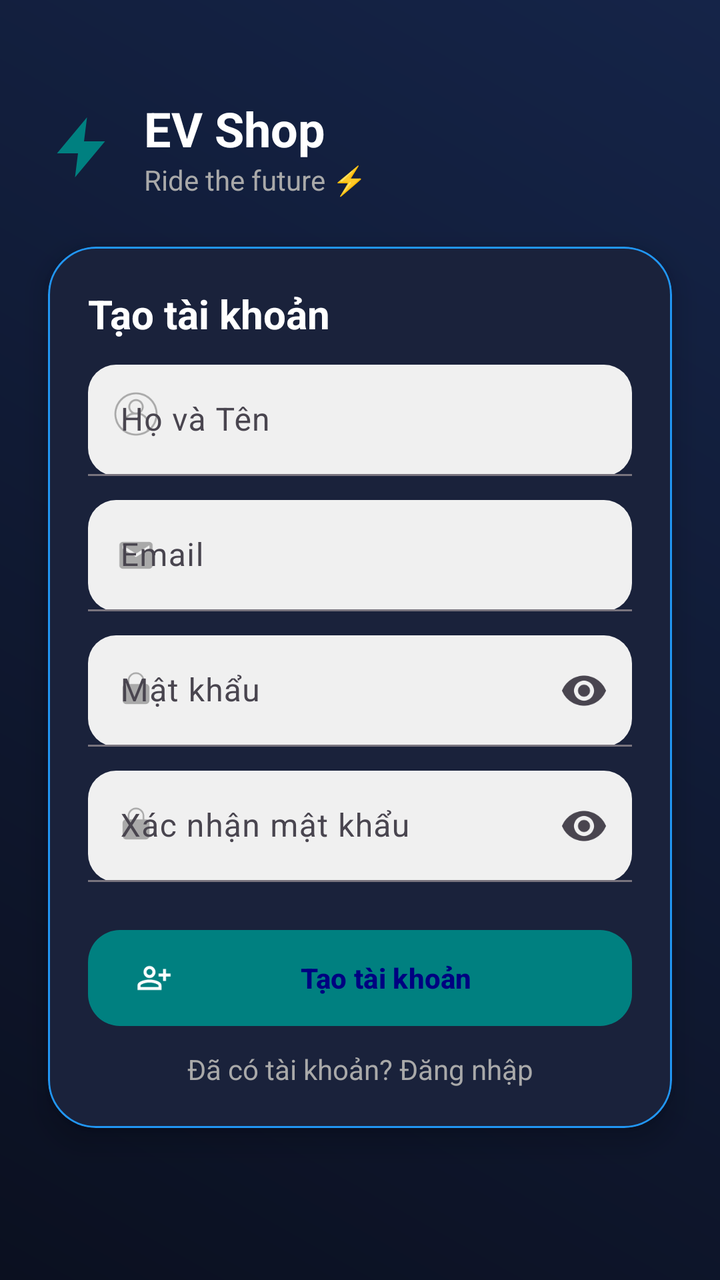
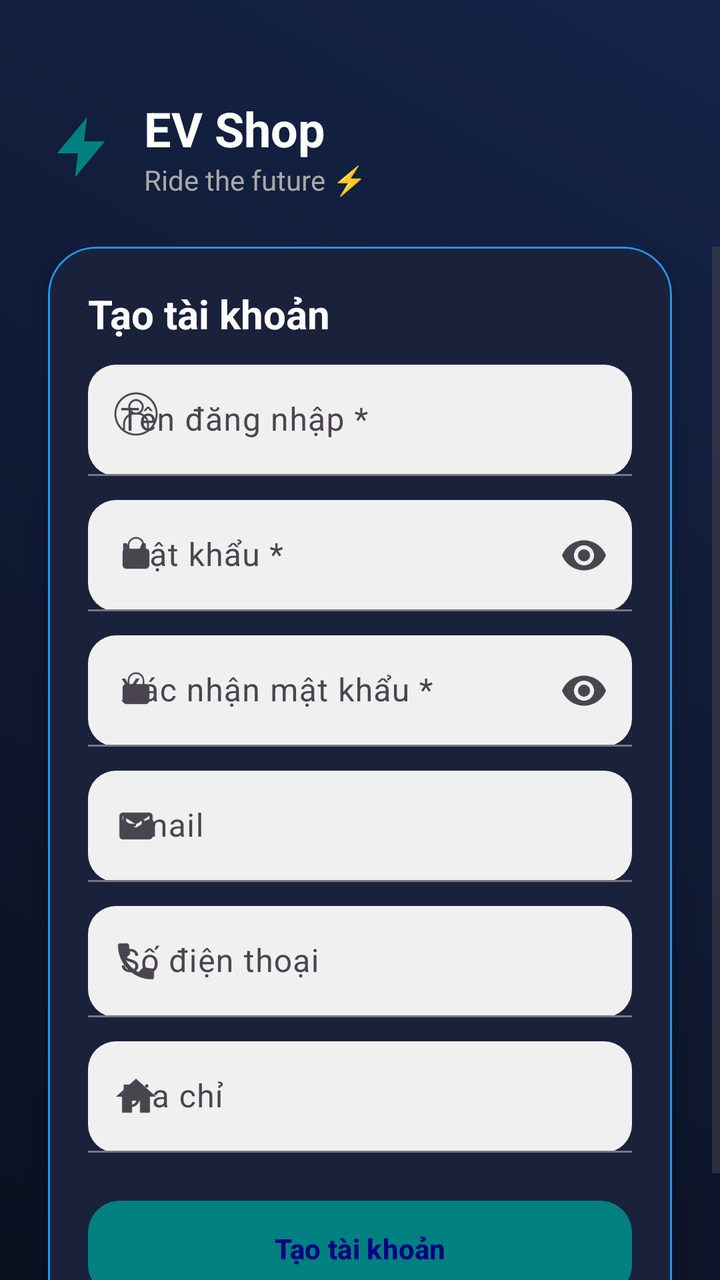

The first picture is an Android layout as it rendered before a commit; the second is the same layout after the commit. The layout source and the unified diff follow.
<!-- AndroidManifest.xml: application theme Theme.Material3.DayNight.NoActionBar -->
<!-- res/layout/fragment_register.xml -->
<?xml version="1.0" encoding="utf-8"?>
<androidx.constraintlayout.widget.ConstraintLayout
    xmlns:android="http://schemas.android.com/apk/res/android"
    xmlns:app="http://schemas.android.com/apk/res-auto"    xmlns:tools="http://schemas.android.com/tools"
    android:id="@+id/root"
    android:layout_width="match_parent"
    android:layout_height="match_parent"
    android:background="@drawable/ev_bg"
    android:fitsSystemWindows="true"
    android:animateLayoutChanges="true"
    tools:context=".ui.auth.RegisterFragment">

    
    <LinearLayout
        android:id="@+id/header"
        android:layout_width="0dp"
        android:layout_height="wrap_content"
        android:orientation="horizontal"
        android:gravity="center_vertical"
        android:paddingStart="24dp"
        android:paddingEnd="24dp"
        android:paddingTop="48dp"
        app:layout_constraintTop_toTopOf="parent"
        app:layout_constraintStart_toStartOf="parent"
        app:layout_constraintEnd_toEndOf="parent">

        <ImageView
            android:layout_width="36dp"
            android:layout_height="36dp"
            android:src="@drawable/ic_bolt"
            android:contentDescription="@string/app_name"
            app:tint="@color/ev_teal"/>

        <LinearLayout
            android:layout_width="0dp"
            android:layout_height="wrap_content"
            android:layout_weight="1"
            android:orientation="vertical"
            android:paddingStart="12dp">

            <TextView
                android:layout_width="wrap_content"
                android:layout_height="wrap_content"
                android:text="EV Shop"
                android:textSize="24sp"
                android:textStyle="bold"
                android:textColor="@color/ev_white"/>

            <TextView
                android:layout_width="wrap_content"
                android:layout_height="wrap_content"
                android:text="Ride the future ⚡"
                android:textSize="14sp"
                android:textColor="@color/ev_hint"/>
        </LinearLayout>
    </LinearLayout>

    
    <com.google.android.material.card.MaterialCardView
        android:id="@+id/card"
        android:layout_width="0dp"
        android:layout_height="wrap_content"
        android:layout_margin="24dp"
        app:cardBackgroundColor="#1A223B"
        app:cardCornerRadius="24dp"
        app:cardElevation="8dp"
        app:strokeColor="@color/ev_blue"
        app:strokeWidth="1dp"
        app:layout_constraintTop_toBottomOf="@+id/header"
        app:layout_constraintStart_toStartOf="parent"
        app:layout_constraintEnd_toEndOf="parent">

        <LinearLayout
            android:layout_width="match_parent"
            android:layout_height="wrap_content"
            android:orientation="vertical"
            android:padding="20dp">

            <TextView
                android:layout_width="wrap_content"
                android:layout_height="wrap_content"
                android:text="Tạo tài khoản"
                android:textColor="@color/ev_white"
                android:textStyle="bold"
                android:textSize="20sp"
                android:paddingBottom="12dp"/>

            
            <com.google.android.material.textfield.TextInputLayout
                android:id="@+id/tilFullName"
                style="@style/Widget.EV.TextField"
                android:layout_width="match_parent"
                android:layout_height="wrap_content"
                app:startIconDrawable="@drawable/ic_round_person_24"
                app:startIconTint="@color/ev_hint"
                android:hint="Họ và Tên">

                <com.google.android.material.textfield.TextInputEditText
                    android:id="@+id/etFullName"
                    android:layout_width="match_parent"
                    android:layout_height="wrap_content"
                    android:textColor="@color/black"
                    android:inputType="textPersonName|textCapWords"
                    android:imeOptions="actionNext"/>
            </com.google.android.material.textfield.TextInputLayout>

            
            <com.google.android.material.textfield.TextInputLayout
                android:id="@+id/tilEmail"
                style="@style/Widget.EV.TextField"
                android:layout_width="match_parent"
                android:layout_height="wrap_content"
                android:layout_marginTop="12dp"
                app:startIconDrawable="@drawable/ic_mail"
                app:startIconTint="@color/ev_hint"
                android:hint="Email">

                <com.google.android.material.textfield.TextInputEditText
                    android:id="@+id/etEmail"
                    android:layout_width="match_parent"
                    android:layout_height="wrap_content"
                    android:textColor="@color/black"
                    android:inputType="textEmailAddress"
                    android:imeOptions="actionNext"/>
            </com.google.android.material.textfield.TextInputLayout>

            
            <com.google.android.material.textfield.TextInputLayout
                android:id="@+id/tilPassword"
                style="@style/Widget.EV.TextField"
                android:layout_width="match_parent"
                android:layout_height="wrap_content"
                android:layout_marginTop="12dp"
                app:startIconDrawable="@drawable/ic_lock"
                app:startIconTint="@color/ev_hint"
                app:endIconMode="password_toggle"
                android:hint="Mật khẩu">

                <com.google.android.material.textfield.TextInputEditText
                    android:id="@+id/etPassword"
                    android:layout_width="match_parent"
                    android:layout_height="wrap_content"
                    android:textColor="@color/black"
                    android:inputType="textPassword"
                    android:imeOptions="actionNext"/>
            </com.google.android.material.textfield.TextInputLayout>

            
            <com.google.android.material.textfield.TextInputLayout
                android:id="@+id/tilConfirmPassword"
                style="@style/Widget.EV.TextField"
                android:layout_width="match_parent"
                android:layout_height="wrap_content"
                android:layout_marginTop="12dp"
                app:startIconDrawable="@drawable/ic_lock"
                app:startIconTint="@color/ev_hint"
                app:endIconMode="password_toggle"
                android:hint="Xác nhận mật khẩu">

                <com.google.android.material.textfield.TextInputEditText
                    android:id="@+id/etConfirmPassword"
                    android:layout_width="match_parent"
                    android:layout_height="wrap_content"
                    android:textColor="@color/black"
                    android:inputType="textPassword"
                    android:imeOptions="actionDone"/>
            </com.google.android.material.textfield.TextInputLayout>

            
            <com.google.android.material.button.MaterialButton
                android:id="@+id/btnRegister"
                style="@style/Widget.EV.PrimaryButton"
                android:layout_width="match_parent"
                android:layout_height="wrap_content"
                android:text="Tạo tài khoản"
                android:layout_marginTop="24dp"
                app:icon="@drawable/ic_person_add"
                app:iconSize="18dp"
                app:iconPadding="8dp"/>

            
            <TextView
                android:id="@+id/tvGoToLogin"
                android:layout_width="match_parent"
                android:layout_height="wrap_content"
                android:text="Đã có tài khoản? Đăng nhập"
                android:textColor="@color/ev_hint"
                android:gravity="center"
                android:paddingTop="12dp"/>
        </LinearLayout>
    </com.google.android.material.card.MaterialCardView>

    
    <com.google.android.material.progressindicator.CircularProgressIndicator
        android:id="@+id/loading"
        android:layout_width="48dp"
        android:layout_height="48dp"
        android:visibility="gone"
        app:indicatorSize="48dp"
        app:indicatorInset="0dp"
        app:indicatorColor="@color/ev_teal"
        app:layout_constraintTop_toTopOf="parent"
        app:layout_constraintBottom_toBottomOf="parent"
        app:layout_constraintStart_toStartOf="parent"
        app:layout_constraintEnd_toEndOf="parent"/>
</androidx.constraintlayout.widget.ConstraintLayout>
<!-- resources referenced by this layout -->
<resources>
  <color name="black">#FF000000</color>
  <color name="ev_blue">#FF2196F3</color>
  <color name="ev_hint">#A9A9A9</color>
  <color name="ev_teal">#008080</color>
  <color name="ev_white">#FFFFFFFF</color>
  <!-- drawable ev_bg (drawable) -->
  <?xml version="1.0" encoding="utf-8"?>
  
  <shape xmlns:android="http://schemas.android.com/apk/res/android"
      android:shape="rectangle">
  <gradient
      android:type="linear" android:angle="45"
      android:startColor="#0B1020" android:centerColor="#101A34" android:endColor="#152448"/>
  </shape>
  <!-- drawable ic_bolt (drawable) -->
  <?xml version="1.0" encoding="utf-8"?>
  
  <vector xmlns:android="http://schemas.android.com/apk/res/android"
      android:width="28dp" android:height="28dp" android:viewportWidth="24" android:viewportHeight="24">
      <path android:fillColor="@color/ev_teal"
          android:pathData="M13,2L3,14h7l-1,8 10,-12h-7l1,-8z"/>
  </vector>
  <!-- drawable ic_lock (drawable) -->
  <?xml version="1.0" encoding="utf-8"?>
  
  <vector xmlns:android="http://schemas.android.com/apk/res/android"
      android:width="20dp" android:height="20dp" android:viewportWidth="24" android:viewportHeight="24">
      <path android:fillColor="@color/ev_hint"
          android:pathData="M12,17a2,2 0 0 0 2,-2 2,2 0 0 0 -2,-2 2,2 0 0 0 -2,2 2,2 0 0 0 2,2zM18,8h-1V6a5,5 0 0 0 -10,0v2H6a2,2 0 0 0 -2,2v8a2,2 0 0 0 2,2h12a2,2 0 0 0 2,-2v-8a2,2 0 0 0 -2,-2zM8,6a4,4 0 0 1 8,0v2H8V6z"/>
  </vector>
  <!-- drawable ic_mail (drawable) -->
  <?xml version="1.0" encoding="utf-8"?>
  
  <vector xmlns:android="http://schemas.android.com/apk/res/android"
      android:width="20dp" android:height="20dp" android:viewportWidth="24" android:viewportHeight="24">
      <path android:fillColor="@color/ev_hint"
          android:pathData="M20,4H4c-1.1,0 -2,0.9 -2,2v12c0,1.1 0.9,2 2,2h16c1.1,0 2,-0.9 2,-2V6c0,-1.1 -0.9,-2 -2,-2zM20,8l-8,5 -8,-5V6l8,5 8,-5v2z"/>
  </vector>
  <!-- drawable ic_person_add (drawable) -->
  <vector xmlns:android="http://schemas.android.com/apk/res/android"
      android:width="24dp"
      android:height="24dp"
      android:viewportWidth="960"
      android:viewportHeight="960">
    <path
        android:pathData="M720,560v-120L600,440v-80h120v-120h80v120h120v80L800,440v120h-80ZM360,480q-66,0 -113,-47t-47,-113q0,-66 47,-113t113,-47q66,0 113,47t47,113q0,66 -47,113t-113,47ZM40,800v-112q0,-34 17.5,-62.5T104,582q62,-31 126,-46.5T360,520q66,0 130,15.5T616,582q29,15 46.5,43.5T680,688v112L40,800ZM120,720h480v-32q0,-11 -5.5,-20T580,654q-54,-27 -109,-40.5T360,600q-56,0 -111,13.5T140,654q-9,5 -14.5,14t-5.5,20v32ZM360,400q33,0 56.5,-23.5T440,320q0,-33 -23.5,-56.5T360,240q-33,0 -56.5,23.5T280,320q0,33 23.5,56.5T360,400ZM360,320ZM360,720Z"
        android:fillColor="#1f1f1f"/>
  </vector>
  <string name="app_name">EVShop</string>
  <style name="Widget.EV.PrimaryButton" parent="Widget.Material3.Button">
          <item name="android:layout_height">56dp</item>
          <item name="android:insetTop">0dp</item>
          <item name="android:insetBottom">0dp</item>
          <item name="cornerRadius">16dp</item>
          <item name="backgroundTint">@color/ev_teal</item>
          <item name="android:textStyle">bold</item>
          <item name="android:textAllCaps">false</item>
          <item name="android:textColor">@color/ev_navy</item>
      </style>
  <style name="Widget.EV.TextField" parent="Widget.Material3.TextInputLayout.FilledBox">
          <item name="boxBackgroundColor">@color/ev_field_bg</item>
          <item name="boxCornerRadiusTopStart">14dp</item>
          <item name="boxCornerRadiusTopEnd">14dp</item>
          <item name="boxCornerRadiusBottomStart">14dp</item>
          <item name="boxCornerRadiusBottomEnd">14dp</item>
          <item name="hintTextAppearance">@color/ev_hint</item>
      </style>
  <color name="ev_navy">#000080</color>
  <color name="ev_field_bg">#F0F0F0</color>
  <!-- unchanged entries left out for length: 1 -->
</resources>

<!-- the commit's change to res/layout/fragment_register.xml (unified diff, before → after) -->
@@ -1,16 +1,15 @@
 <?xml version="1.0" encoding="utf-8"?>
 <androidx.constraintlayout.widget.ConstraintLayout
     xmlns:android="http://schemas.android.com/apk/res/android"
-    xmlns:app="http://schemas.android.com/apk/res-auto"    xmlns:tools="http://schemas.android.com/tools"
+    xmlns:app="http://schemas.android.com/apk/res-auto"
+    xmlns:tools="http://schemas.android.com/tools"
     android:id="@+id/root"
     android:layout_width="match_parent"
     android:layout_height="match_parent"
     android:background="@drawable/ev_bg"
     android:fitsSystemWindows="true"
-    android:animateLayoutChanges="true"
     tools:context=".ui.auth.RegisterFragment">
 
-    
     <LinearLayout
         android:id="@+id/header"
         android:layout_width="0dp"
@@ -55,142 +54,178 @@
         </LinearLayout>
     </LinearLayout>
 
-    
-    <com.google.android.material.card.MaterialCardView
-        android:id="@+id/card"
+    <ScrollView
         android:layout_width="0dp"
-        android:layout_height="wrap_content"
-        android:layout_margin="24dp"
-        app:cardBackgroundColor="#1A223B"
-        app:cardCornerRadius="24dp"
-        app:cardElevation="8dp"
-        app:strokeColor="@color/ev_blue"
-        app:strokeWidth="1dp"
+        android:layout_height="0dp"
+        android:layout_marginTop="24dp"
         app:layout_constraintTop_toBottomOf="@+id/header"
         app:layout_constraintStart_toStartOf="parent"
-        app:layout_constraintEnd_toEndOf="parent">
-
-        <LinearLayout
+        app:layout_constraintEnd_toEndOf="parent"
+        app:layout_constraintBottom_toBottomOf="parent">
+
+        <com.google.android.material.card.MaterialCardView
+            android:id="@+id/card"
             android:layout_width="match_parent"
             android:layout_height="wrap_content"
-            android:orientation="vertical"
-            android:padding="20dp">
-
-            <TextView
-                android:layout_width="wrap_content"
-                android:layout_height="wrap_content"
-                android:text="Tạo tài khoản"
-                android:textColor="@color/ev_white"
-                android:textStyle="bold"
-                android:textSize="20sp"
-                android:paddingBottom="12dp"/>
-
-            
-            <com.google.android.material.textfield.TextInputLayout
-                android:id="@+id/tilFullName"
-                style="@style/Widget.EV.TextField"
+            android:layout_marginStart="24dp"
+            android:layout_marginEnd="24dp"
+            android:layout_marginBottom="24dp"
+            app:cardBackgroundColor="#1A223B"
+            app:cardCornerRadius="24dp"
+            app:cardElevation="8dp"
+            app:strokeColor="@color/ev_blue"
+            app:strokeWidth="1dp">
+
+            <LinearLayout
                 android:layout_width="match_parent"
                 android:layout_height="wrap_content"
-                app:startIconDrawable="@drawable/ic_round_person_24"
-                app:startIconTint="@color/ev_hint"
-                android:hint="Họ và Tên">
-
-                <com.google.android.material.textfield.TextInputEditText
-                    android:id="@+id/etFullName"
-                    android:layout_width="match_parent"
-                    android:layout_height="wrap_content"
-                    android:textColor="@color/black"
-                    android:inputType="textPersonName|textCapWords"
-                    android:imeOptions="actionNext"/>
-            </com.google.android.material.textfield.TextInputLayout>
-
-            
-            <com.google.android.material.textfield.TextInputLayout
-                android:id="@+id/tilEmail"
-                style="@style/Widget.EV.TextField"
-                android:layout_width="match_parent"
-                android:layout_height="wrap_content"
-                android:layout_marginTop="12dp"
-                app:startIconDrawable="@drawable/ic_mail"
-                app:startIconTint="@color/ev_hint"
-                android:hint="Email">
-
-                <com.google.android.material.textfield.TextInputEditText
-                    android:id="@+id/etEmail"
-                    android:layout_width="match_parent"
-                    android:layout_height="wrap_content"
-                    android:textColor="@color/black"
-                    android:inputType="textEmailAddress"
-                    android:imeOptions="actionNext"/>
-            </com.google.android.material.textfield.TextInputLayout>
-
-            
-            <com.google.android.material.textfield.TextInputLayout
-                android:id="@+id/tilPassword"
-                style="@style/Widget.EV.TextField"
-                android:layout_width="match_parent"
-                android:layout_height="wrap_content"
-                android:layout_marginTop="12dp"
-                app:startIconDrawable="@drawable/ic_lock"
-                app:startIconTint="@color/ev_hint"
-                app:endIconMode="password_toggle"
-                android:hint="Mật khẩu">
-
-                <com.google.android.material.textfield.TextInputEditText
-                    android:id="@+id/etPassword"
-                    android:layout_width="match_parent"
-                    android:layout_height="wrap_content"
-                    android:textColor="@color/black"
-                    android:inputType="textPassword"
-                    android:imeOptions="actionNext"/>
-            </com.google.android.material.textfield.TextInputLayout>
-
-            
-            <com.google.android.material.textfield.TextInputLayout
-                android:id="@+id/tilConfirmPassword"
-                style="@style/Widget.EV.TextField"
-                android:layout_width="match_parent"
-                android:layout_height="wrap_content"
-                android:layout_marginTop="12dp"
-                app:startIconDrawable="@drawable/ic_lock"
-                app:startIconTint="@color/ev_hint"
-                app:endIconMode="password_toggle"
-                android:hint="Xác nhận mật khẩu">
-
-                <com.google.android.material.textfield.TextInputEditText
-                    android:id="@+id/etConfirmPassword"
-                    android:layout_width="match_parent"
-                    android:layout_height="wrap_content"
-                    android:textColor="@color/black"
-                    android:inputType="textPassword"
-                    android:imeOptions="actionDone"/>
-            </com.google.android.material.textfield.TextInputLayout>
-
-            
-            <com.google.android.material.button.MaterialButton
-                android:id="@+id/btnRegister"
-                style="@style/Widget.EV.PrimaryButton"
-                android:layout_width="match_parent"
-                android:layout_height="wrap_content"
-                android:text="Tạo tài khoản"
-                android:layout_marginTop="24dp"
-                app:icon="@drawable/ic_person_add"
-                app:iconSize="18dp"
-                app:iconPadding="8dp"/>
-
-            
-            <TextView
-                android:id="@+id/tvGoToLogin"
-                android:layout_width="match_parent"
-                android:layout_height="wrap_content"
-                android:text="Đã có tài khoản? Đăng nhập"
-                android:textColor="@color/ev_hint"
-                android:gravity="center"
-                android:paddingTop="12dp"/>
-        </LinearLayout>
-    </com.google.android.material.card.MaterialCardView>
-
-    
+                android:orientation="vertical"
+                android:padding="20dp">
+
+                <TextView
+                    android:layout_width="wrap_content"
+                    android:layout_height="wrap_content"
+                    android:text="Tạo tài khoản"
+                    android:textColor="@color/ev_white"
+                    android:textStyle="bold"
+                    android:textSize="20sp"
+                    android:paddingBottom="12dp"/>
+
+                
+                <com.google.android.material.textfield.TextInputLayout
+                    android:id="@+id/tilUsername"
+                    style="@style/Widget.EV.TextField"
+                    android:layout_width="match_parent"
+                    android:layout_height="wrap_content"
+                    app:startIconDrawable="@drawable/ic_round_person_24"
+                    android:hint="Tên đăng nhập *">
+
+                    <com.google.android.material.textfield.TextInputEditText
+                        android:id="@+id/etUsername"
+                        android:layout_width="match_parent"
+                        android:layout_height="wrap_content"
+                        android:textColor="@color/black"
+                        android:inputType="text"
+                        android:imeOptions="actionNext"/>
+                </com.google.android.material.textfield.TextInputLayout>
+
+                
+                <com.google.android.material.textfield.TextInputLayout
+                    android:id="@+id/tilPassword"
+                    style="@style/Widget.EV.TextField"
+                    android:layout_width="match_parent"
+                    android:layout_height="wrap_content"
+                    android:layout_marginTop="12dp"
+                    app:startIconDrawable="@drawable/ic_lock"
+                    app:endIconMode="password_toggle"
+                    android:hint="Mật khẩu *">
+
+                    <com.google.android.material.textfield.TextInputEditText
+                        android:id="@+id/etPassword"
+                        android:layout_width="match_parent"
+                        android:layout_height="wrap_content"
+                        android:textColor="@color/black"
+                        android:inputType="textPassword"
+                        android:imeOptions="actionNext"/>
+                </com.google.android.material.textfield.TextInputLayout>
+
+                
+                <com.google.android.material.textfield.TextInputLayout
+                    android:id="@+id/tilConfirmPassword"
+                    style="@style/Widget.EV.TextField"
+                    android:layout_width="match_parent"
+                    android:layout_height="wrap_content"
+                    android:layout_marginTop="12dp"
+                    app:startIconDrawable="@drawable/ic_lock"
+                    app:endIconMode="password_toggle"
+                    android:hint="Xác nhận mật khẩu *">
+
+                    <com.google.android.material.textfield.TextInputEditText
+                        android:id="@+id/etConfirmPassword"
+                        android:layout_width="match_parent"
+                        android:layout_height="wrap_content"
+                        android:textColor="@color/black"
+                        android:inputType="textPassword"
+                        android:imeOptions="actionNext"/>
+                </com.google.android.material.textfield.TextInputLayout>
+
+                
+                <com.google.android.material.textfield.TextInputLayout
+                    android:id="@+id/tilEmail"
+                    style="@style/Widget.EV.TextField"
+                    android:layout_width="match_parent"
+                    android:layout_height="wrap_content"
+                    android:layout_marginTop="12dp"
+                    app:startIconDrawable="@drawable/ic_mail"
+                    android:hint="Email">
+
+                    <com.google.android.material.textfield.TextInputEditText
+                        android:id="@+id/etEmail"
+                        android:layout_width="match_parent"
+                        android:layout_height="wrap_content"
+                        android:textColor="@color/black"
+                        android:inputType="textEmailAddress"
+                        android:imeOptions="actionNext"/>
+                </com.google.android.material.textfield.TextInputLayout>
+
+                
+                <com.google.android.material.textfield.TextInputLayout
+                    android:id="@+id/tilPhoneNumber"
+                    style="@style/Widget.EV.TextField"
+                    android:layout_width="match_parent"
+                    android:layout_height="wrap_content"
+                    android:layout_marginTop="12dp"
+                    app:startIconDrawable="@drawable/ic_phone"
+                    android:hint="Số điện thoại">
+
+                    <com.google.android.material.textfield.TextInputEditText
+                        android:id="@+id/etPhoneNumber"
+                        android:layout_width="match_parent"
+                        android:layout_height="wrap_content"
+                        android:textColor="@color/black"
+                        android:inputType="phone"
+                        android:imeOptions="actionNext"/>
+                </com.google.android.material.textfield.TextInputLayout>
+
+                
+                <com.google.android.material.textfield.TextInputLayout
+                    android:id="@+id/tilAddress"
+                    style="@style/Widget.EV.TextField"
+                    android:layout_width="match_parent"
+                    android:layout_height="wrap_content"
+                    android:layout_marginTop="12dp"
+                    app:startIconDrawable="@drawable/ic_home"
+                    android:hint="Địa chỉ">
+
+                    <com.google.android.material.textfield.TextInputEditText
+                        android:id="@+id/etAddress"
+                        android:layout_width="match_parent"
+                        android:layout_height="wrap_content"
+                        android:textColor="@color/black"
+                        android:inputType="textPostalAddress"
+                        android:imeOptions="actionDone"/>
+                </com.google.android.material.textfield.TextInputLayout>
+
+                <com.google.android.material.button.MaterialButton
+                    android:id="@+id/btnRegister"
+                    style="@style/Widget.EV.PrimaryButton"
+                    android:layout_width="match_parent"
+                    android:layout_height="wrap_content"
+                    android:text="Tạo tài khoản"
+                    android:layout_marginTop="24dp" />
+
+                <TextView
+                    android:id="@+id/tvGoToLogin"
+                    android:layout_width="match_parent"
+                    android:layout_height="wrap_content"
+                    android:text="Đã có tài khoản? Đăng nhập"
+                    android:textColor="@color/ev_hint"
+                    android:gravity="center"
+                    android:paddingTop="12dp"/>
+            </LinearLayout>
+        </com.google.android.material.card.MaterialCardView>
+    </ScrollView>
+
     <com.google.android.material.progressindicator.CircularProgressIndicator
         android:id="@+id/loading"
         android:layout_width="48dp"
<!-- resource entries referenced after the edit -->
@@ -22,6 +22,16 @@
       <path android:fillColor="@color/ev_teal"
           android:pathData="M13,2L3,14h7l-1,8 10,-12h-7l1,-8z"/>
   </vector>
+  <!-- drawable ic_home (drawable) -->
+  <vector xmlns:android="http://schemas.android.com/apk/res/android"
+      android:width="24dp"
+      android:height="24dp"
+      android:viewportWidth="24"
+      android:viewportHeight="24">
+    <path
+        android:fillColor="#FF000000"
+        android:pathData="M10,20v-6h4v6h5v-8h3L12,3 2,12h3v8z"/>
+  </vector>
   <!-- drawable ic_lock (drawable) -->
   <?xml version="1.0" encoding="utf-8"?>
   
@@ -38,15 +48,15 @@
       <path android:fillColor="@color/ev_hint"
           android:pathData="M20,4H4c-1.1,0 -2,0.9 -2,2v12c0,1.1 0.9,2 2,2h16c1.1,0 2,-0.9 2,-2V6c0,-1.1 -0.9,-2 -2,-2zM20,8l-8,5 -8,-5V6l8,5 8,-5v2z"/>
   </vector>
-  <!-- drawable ic_person_add (drawable) -->
+  <!-- drawable ic_phone (drawable) -->
   <vector xmlns:android="http://schemas.android.com/apk/res/android"
       android:width="24dp"
       android:height="24dp"
-      android:viewportWidth="960"
-      android:viewportHeight="960">
+      android:viewportWidth="24"
+      android:viewportHeight="24">
     <path
-        android:pathData="M720,560v-120L600,440v-80h120v-120h80v120h120v80L800,440v120h-80ZM360,480q-66,0 -113,-47t-47,-113q0,-66 47,-113t113,-47q66,0 113,47t47,113q0,66 -47,113t-113,47ZM40,800v-112q0,-34 17.5,-62.5T104,582q62,-31 126,-46.5T360,520q66,0 130,15.5T616,582q29,15 46.5,43.5T680,688v112L40,800ZM120,720h480v-32q0,-11 -5.5,-20T580,654q-54,-27 -109,-40.5T360,600q-56,0 -111,13.5T140,654q-9,5 -14.5,14t-5.5,20v32ZM360,400q33,0 56.5,-23.5T440,320q0,-33 -23.5,-56.5T360,240q-33,0 -56.5,23.5T280,320q0,33 23.5,56.5T360,400ZM360,320ZM360,720Z"
-        android:fillColor="#1f1f1f"/>
+        android:fillColor="#FF000000"
+        android:pathData="M6.62,10.79c1.44,2.83 3.76,5.14 6.59,6.59l2.2,-2.2c0.27,-0.27 0.67,-0.36 1.02,-0.24 1.12,0.37 2.33,0.57 3.57,0.57 0.55,0 1,0.45 1,1V20c0,0.55 -0.45,1 -1,1 -9.39,0 -17,-7.61 -17,-17 0,-0.55 0.45,-1 1,-1h3.5c0.55,0 1,0.45 1,1 0,1.25 0.2,2.45 0.57,3.57 0.11,0.35 0.03,0.74 -0.24,1.02l-2.2,2.2z"/>
   </vector>
   <string name="app_name">EVShop</string>
   <style name="Widget.EV.PrimaryButton" parent="Widget.Material3.Button">
